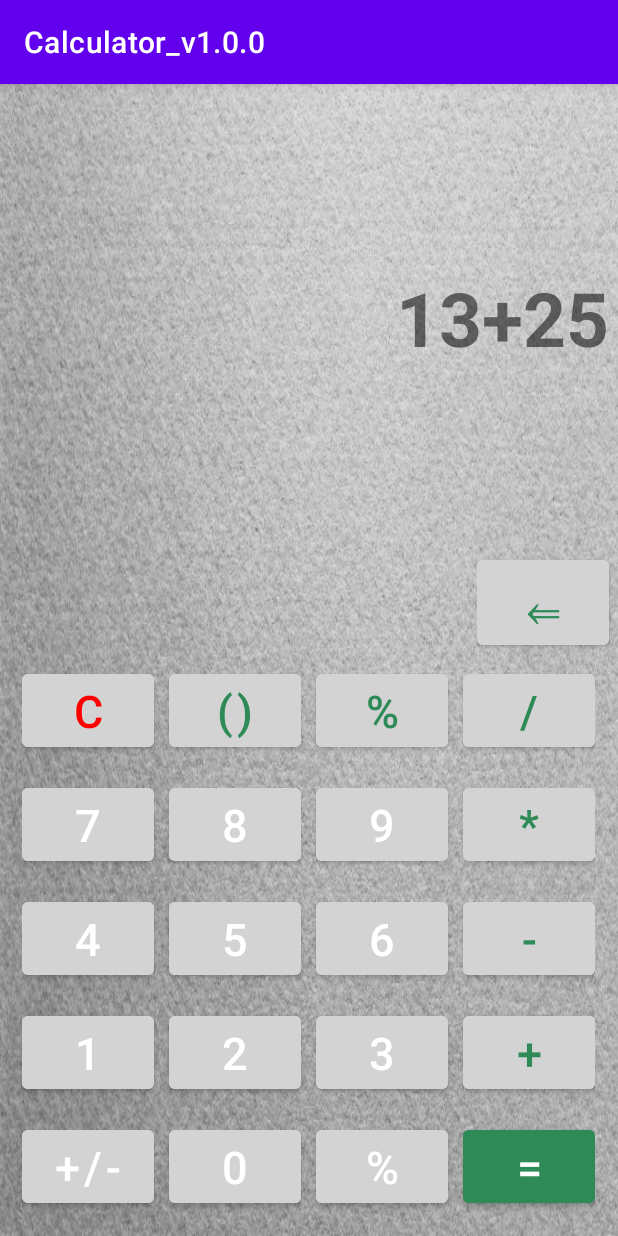
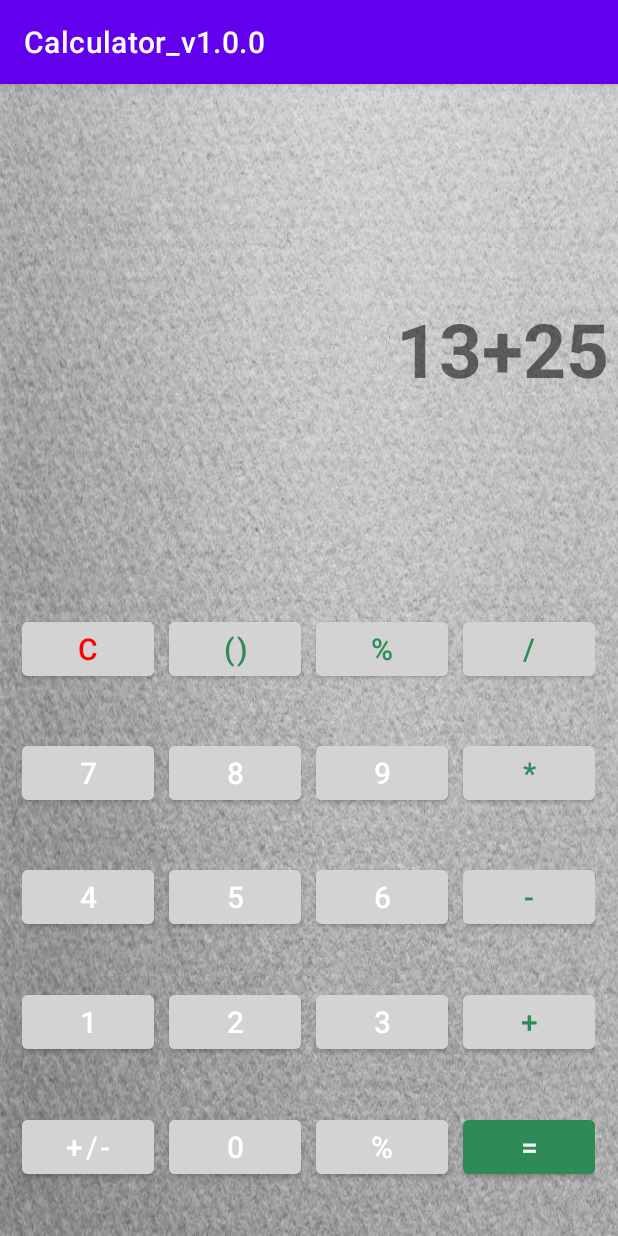
Before and after one commit to Maxpadchah/GeekbrainsProjects, an Android app: the screen it shows after launch (MainActivity), on a phone screen of 412 x 824 dp. Run offline under Robolectric (Android 15) with nearby library versions, the phone set to English and light mode, and no system bars.

Commit message:
removed the erase button

```diff
--- a/app/src/main/AndroidManifest.xml
+++ b/app/src/main/AndroidManifest.xml
@@ -9,7 +9,8 @@
         android:roundIcon="@mipmap/ic_launcher_round"
         android:supportsRtl="true"
         android:theme="@style/Theme.MyApplication">
-        <activity android:name=".MainActivity">
+        <activity android:name=".MainActivity"
+            android:configChanges = "orientation|screenSize">
             <intent-filter>
                 <action android:name="android.intent.action.MAIN" />
 
--- a/app/src/main/java/com/example/myapplication/MainActivity.java
+++ b/app/src/main/java/com/example/myapplication/MainActivity.java
@@ -6,6 +6,7 @@ import android.os.Bundle;
 
 public class MainActivity extends AppCompatActivity {
 
+
     @Override
     protected void onCreate(Bundle savedInstanceState) {
         super.onCreate(savedInstanceState);
--- a/app/src/main/res/layout/activity_main.xml
+++ b/app/src/main/res/layout/activity_main.xml
@@ -26,28 +26,6 @@
             android:textAllCaps="false"
             android:textSize="50sp"
             android:textStyle="bold" />
-    </LinearLayout>
-
-    // Поле для кнопки стереть
-    <LinearLayout
-        android:layout_width="wrap_content"
-        android:layout_height="35dp"
-        android:layout_weight="1"
-        android:orientation="horizontal"
-        android:layout_gravity="right">
-
-        <Button
-            android:id="@+id/button1"
-            android:layout_width="wrap_content"
-            android:layout_height="wrap_content"
-            android:layout_marginRight="6dp"
-            android:textSize="35sp"
-            android:textColor="@color/green"
-            android:backgroundTint="@color/grey"
-            android:backgroundTintMode="@color/black"
-            android:text="@string/button_close"
-
-            />
     </LinearLayout>
 
     // Поле кнопок С, (), %, /
--- a/app/src/main/res/values/dimens.xml
+++ b/app/src/main/res/values/dimens.xml
@@ -1,5 +1,6 @@
 <?xml version="1.0" encoding="utf-8"?>
 <resources>
     <dimen name="button_indent">10dp</dimen>
-    <dimen name="text_size">30sp</dimen>
+    <dimen name="layout_size">10dp</dimen>
+    <dimen name="text_size">20sp</dimen>
 </resources>
```
